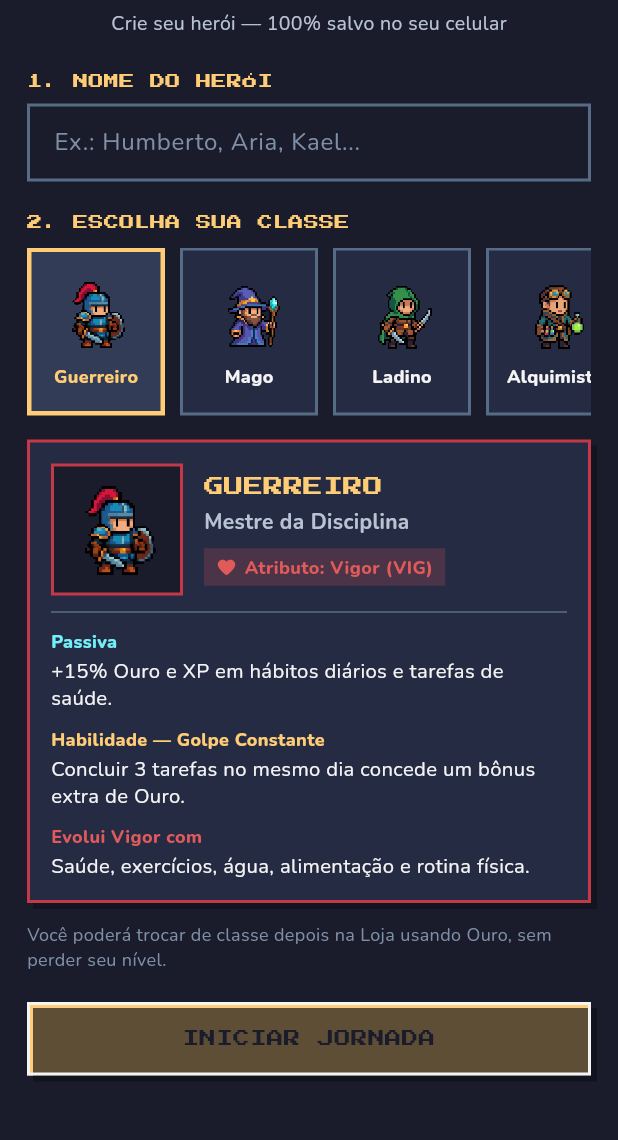
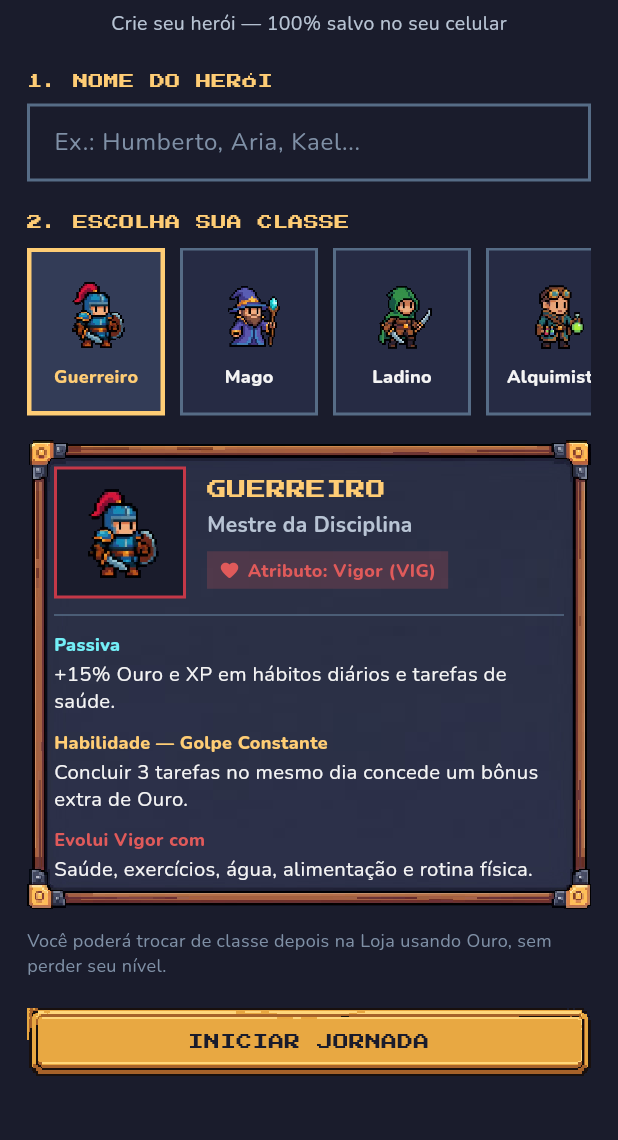
Before and after one commit to HQuezado/LifeOS, a Flutter app: the screen it shows after launch, on a phone screen of 412 x 824 dp, the part 72-1212 px from its top. Run offline on Flutter 3.47's test engine with Material 3 defaults, Android fonts, the phone set to English and light mode, and no system bars; our stand-ins replace drift, drift_flutter, flutter_riverpod, google_fonts, google_sign_in, material_ui; missing offline and left inert: googleapis; accounts and stored records are empty; generated files the repository leaves out were written again.

Commit message:
feat: apply cozy 16-bit Pixel Art UI kit (9-slice panels, buttons, XP bars, nav icons)

```diff
--- a/lib/core/widgets/pixel_panel.dart
+++ b/lib/core/widgets/pixel_panel.dart
@@ -2,15 +2,17 @@ import 'package:material_ui/material_ui.dart';
 
 import '../theme/lifeos_theme.dart';
 
-/// Painel com estética RPG 16-bit (bordas retas pixeladas e sombra sólida).
+/// Painel com moldura RPG 16-bit em 9-slice (`panel_frame.png`, 96x96)
+/// preservando cantos dourados sem distorção e interior escuro legível (#262B44).
 class PixelPanel extends StatelessWidget {
   const PixelPanel({
     super.key,
     required this.child,
-    this.padding = const EdgeInsets.all(14),
+    this.padding = const EdgeInsets.all(18),
     this.backgroundColor = LifeOsColors.surface,
     this.borderColor = LifeOsColors.border,
     this.borderWidth = 2,
+    this.useFrame = true,
   });
 
   final Widget child;
@@ -18,9 +20,11 @@ class PixelPanel extends StatelessWidget {
   final Color backgroundColor;
   final Color borderColor;
   final double borderWidth;
+  final bool useFrame;
 
   @override
   Widget build(BuildContext context) {
+    if (!useFrame) {
       return Container(
         padding: padding,
         decoration: BoxDecoration(
@@ -37,9 +41,23 @@ class PixelPanel extends StatelessWidget {
         child: child,
       );
     }
+
+    return Container(
+      padding: padding,
+      decoration: const BoxDecoration(
+        image: DecorationImage(
+          image: AssetImage('assets/images/ui/panel_frame.png'),
+          centerSlice: Rect.fromLTWH(28, 28, 40, 40),
+          fit: BoxFit.fill,
+          filterQuality: FilterQuality.none,
+        ),
+      ),
+      child: child,
+    );
+  }
 }
 
-/// Botão 16-bit de alto contraste.
+/// Botão RPG 16-bit usando moldura 9-slice (`button_gold.png` ou `button_slate.png`).
 class PixelButton extends StatelessWidget {
   const PixelButton({
     super.key,
@@ -59,27 +77,29 @@ class PixelButton extends StatelessWidget {
   @override
   Widget build(BuildContext context) {
     final disabled = onPressed == null || isLoading;
-    return Material(
-      color: disabled ? LifeOsColors.surfaceHighlight : backgroundColor,
-      child: InkWell(
+    final useGoldSprite = !disabled && backgroundColor == LifeOsColors.gold;
+    final spriteAsset = useGoldSprite
+        ? 'assets/images/ui/button_gold.png'
+        : 'assets/images/ui/button_slate.png';
+
+    final resolvedTextColor = disabled
+        ? LifeOsColors.textMuted
+        : (useGoldSprite ? LifeOsColors.bgDark : LifeOsColors.textPrimary);
+
+    return GestureDetector(
       onTap: disabled ? null : onPressed,
+      child: Opacity(
+        opacity: disabled ? 0.6 : 1.0,
         child: Container(
           width: double.infinity,
-          padding: const EdgeInsets.symmetric(vertical: 15, horizontal: 16),
+          padding: const EdgeInsets.symmetric(vertical: 15, horizontal: 18),
           decoration: BoxDecoration(
-            border: Border.all(
-              color: disabled ? LifeOsColors.border : LifeOsColors.textPrimary,
-              width: 2,
+            image: DecorationImage(
+              image: AssetImage(spriteAsset),
+              centerSlice: const Rect.fromLTWH(16, 12, 64, 16),
+              fit: BoxFit.fill,
+              filterQuality: FilterQuality.none,
             ),
-            boxShadow: disabled
-                ? null
-                : const [
-                    BoxShadow(
-                      color: Color(0xAA0D0E17),
-                      offset: Offset(4, 4),
-                      blurRadius: 0,
-                    ),
-                  ],
           ),
           child: Center(
             child: isLoading
@@ -88,14 +108,15 @@ class PixelButton extends StatelessWidget {
                     width: 18,
                     child: CircularProgressIndicator(
                       strokeWidth: 2.5,
-                      color: textColor,
+                      color: resolvedTextColor,
                     ),
                   )
                 : Text(
                     label,
+                    textAlign: TextAlign.center,
                     style: LifeOsTheme.pixelTitle(
-                      size: 11,
-                      color: disabled ? LifeOsColors.textMuted : textColor,
+                      size: 10.5,
+                      color: resolvedTextColor,
                     ),
                   ),
           ),
@@ -105,14 +126,14 @@ class PixelButton extends StatelessWidget {
   }
 }
 
-/// Barra de XP pixelada com borda retrô e alta legibilidade.
+/// Barra de XP pixelada com moldura metálica 9-slice (`xp_bar_frame.png`, 128x28).
 class PixelProgressBar extends StatelessWidget {
   const PixelProgressBar({
     super.key,
     required this.current,
     required this.max,
     required this.fillColor,
-    this.height = 14,
+    this.height = 22,
   });
 
   final int current;
@@ -123,12 +144,16 @@ class PixelProgressBar extends StatelessWidget {
   @override
   Widget build(BuildContext context) {
     final ratio = max <= 0 ? 0.0 : (current / max).clamp(0.0, 1.0);
-    return Container(
+    return SizedBox(
       height: height,
-      decoration: BoxDecoration(
+      child: Stack(
+        fit: StackFit.expand,
+        children: [
+          // Preenchimento colorido interno
+          Padding(
+            padding: const EdgeInsets.symmetric(horizontal: 6, vertical: 5),
+            child: Container(
               color: LifeOsColors.bgDark,
-        border: Border.all(color: LifeOsColors.border, width: 2),
-      ),
               child: LayoutBuilder(
                 builder: (context, constraints) {
                   return Stack(
@@ -146,13 +171,56 @@ class PixelProgressBar extends StatelessWidget {
                         right: 0,
                         height: 3,
                         child: Container(
-                  color: Colors.white.withValues(alpha: 0.2),
+                          color: Colors.white.withValues(alpha: 0.25),
                         ),
                       ),
                     ],
                   );
                 },
               ),
+            ),
+          ),
+          // Moldura metálica 9-slice por cima
+          IgnorePointer(
+            child: Container(
+              decoration: const BoxDecoration(
+                image: DecorationImage(
+                  image: AssetImage('assets/images/ui/xp_bar_frame.png'),
+                  centerSlice: Rect.fromLTWH(20, 8, 88, 12),
+                  fit: BoxFit.fill,
+                  filterQuality: FilterQuality.none,
+                ),
+              ),
+            ),
+          ),
+        ],
+      ),
     );
   }
 }
+
+/// Helper para ícones Pixel Art nítidos (`FilterQuality.none`).
+class PixelIcon extends StatelessWidget {
+  const PixelIcon(
+    this.assetPath, {
+    super.key,
+    this.size = 24,
+    this.opacity = 1.0,
+  });
+
+  final String assetPath;
+  final double size;
+  final double opacity;
+
+  @override
+  Widget build(BuildContext context) {
+    final img = Image.asset(
+      assetPath,
+      width: size,
+      height: size,
+      filterQuality: FilterQuality.none,
+    );
+    if (opacity >= 1.0) return img;
+    return Opacity(opacity: opacity, child: img);
+  }
+}
--- a/pubspec.yaml
+++ b/pubspec.yaml
@@ -73,6 +73,7 @@ flutter:
 
   assets:
     - assets/images/classes/
+    - assets/images/ui/
 
   # An image asset can refer to one or more resolution-specific "variants", see
   # https://flutter.dev/to/resolution-aware-images
```
Also changed, not shown: lib/features/hero/hero_sheet_tab.dart (+17 -10 lines), lib/features/shell/main_shell.dart (+83 -35 lines), assets/images/ui/button_gold.png (added), assets/images/ui/button_slate.png (added), assets/images/ui/icon_chest.png (added), assets/images/ui/icon_coin.png (added), assets/images/ui/nav_hero.png (added), assets/images/ui/nav_house.png (added), assets/images/ui/nav_raids.png (added), assets/images/ui/nav_shop.png (added), assets/images/ui/nav_today.png (added), assets/images/ui/panel_frame.png (added), assets/images/ui/xp_bar_frame.png (added), 1 other file. Lines whose indentation alone changed are shown as unchanged.
